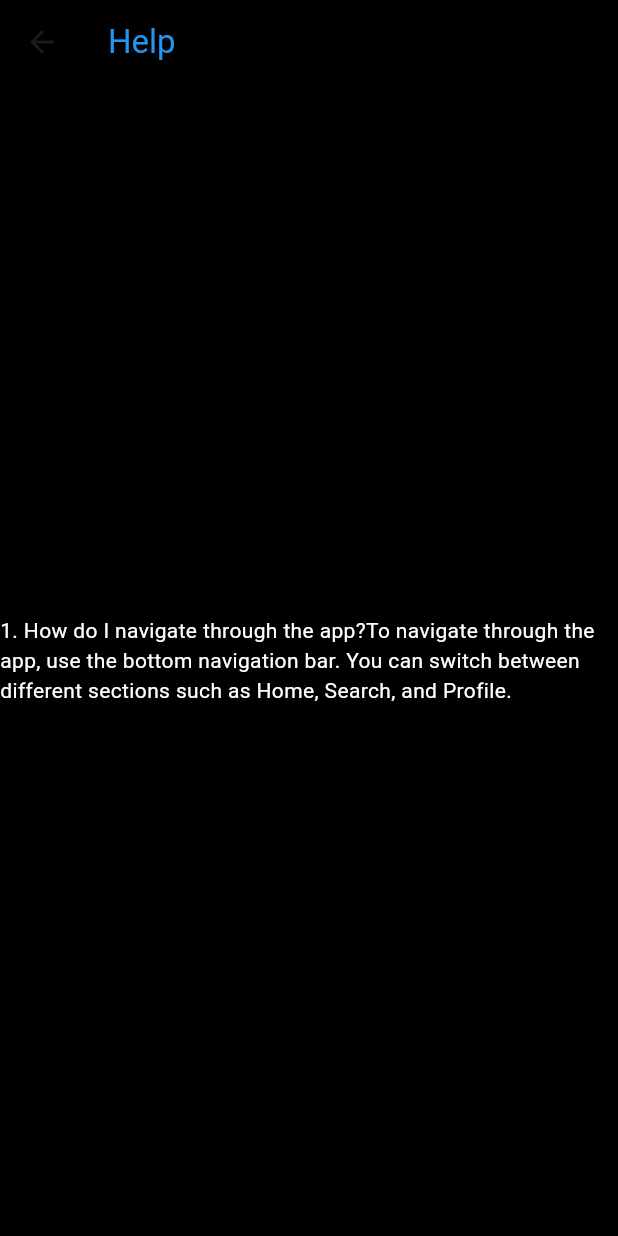
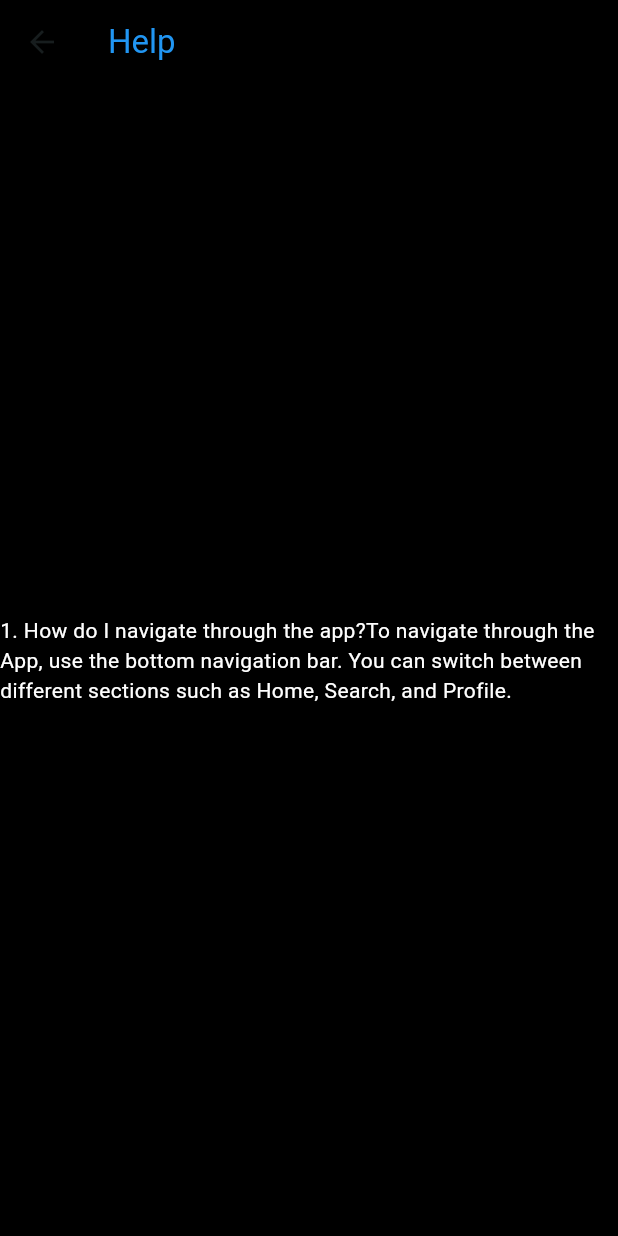
Before and after one commit to ibrar-ghani/flutterNewsApp, a Flutter app: the HelpScreen screen opened by its route, on a phone screen of 412 x 824 dp. Run offline on Flutter 3.47's test engine with Material 3 defaults, Android fonts, the phone set to English and light mode, and no system bars; our stand-ins replace get.

```diff
--- a/lib/src/help.dart
+++ b/lib/src/help.dart
@@ -16,7 +16,7 @@ class HelpScreen extends StatelessWidget {
       ),
       body:const Center(
         child: Text('1. How do I navigate through the app?'
-                     'To navigate through the app,'
+                     'To navigate through the App,'
                     ' use the bottom navigation bar.'
                     ' You can switch between different sections'
                     ' such as Home, Search, and Profile.',
```
